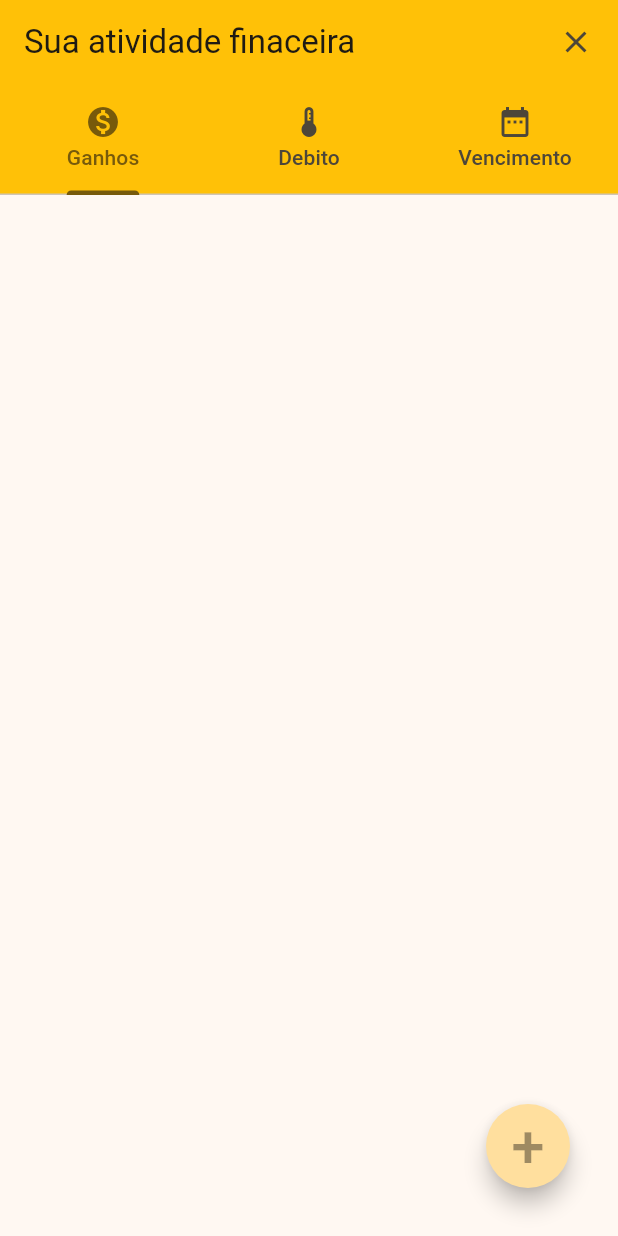
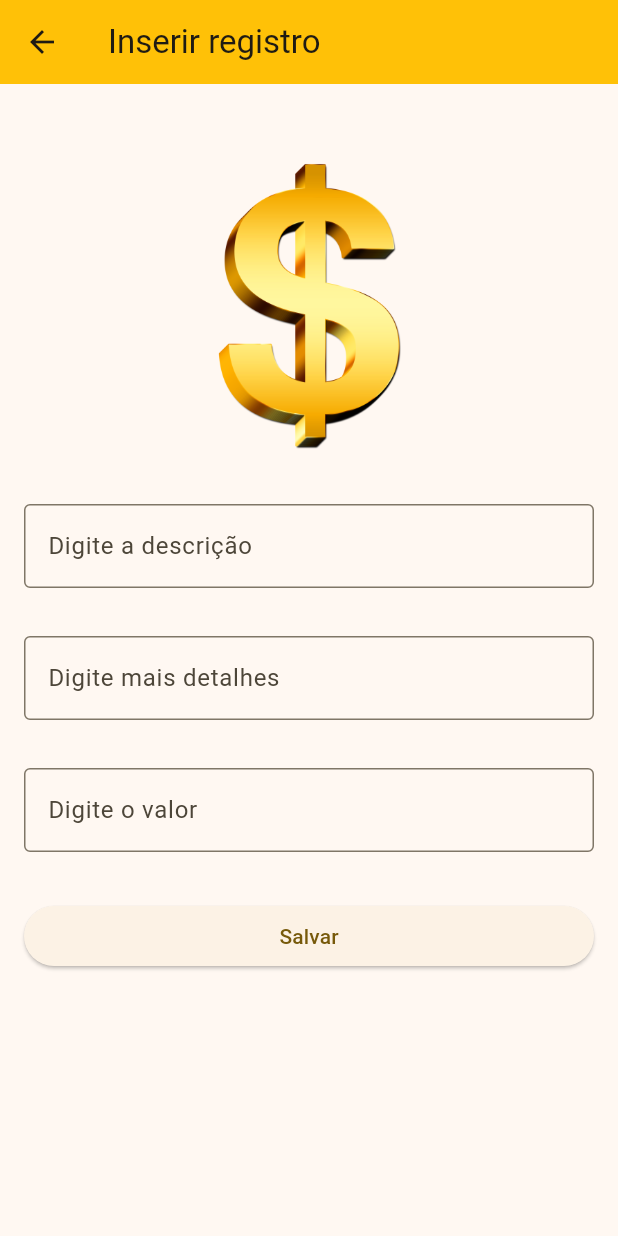
Before and after one commit to Renatofsds16/manager, a Flutter app: the Home screen opened directly, after a tap on an icon or button, on a phone screen of 412 x 824 dp. Run offline on Flutter 3.47's test engine with Material 3 defaults, Android fonts, the phone set to English and light mode, and no system bars; our stand-ins replace cloud_firestore, firebase_auth, firebase_core, firebase_storage; accounts and stored records are empty; generated files the repository leaves out were written again.

```diff
--- a/lib/abas/ganhos.dart
+++ b/lib/abas/ganhos.dart
@@ -16,8 +16,7 @@ class _GanhosState extends State<Ganhos> {
       body: ListView.builder(
         itemCount: _listaContas.length,
           itemBuilder: (context,index){
-          return ListTile(
-
+          return const ListTile(
           );
           }
       )
--- a/lib/pages/Home.dart
+++ b/lib/pages/Home.dart
@@ -3,6 +3,7 @@ import 'package:flutter/material.dart';
 import 'package:flutter/widgets.dart';
 import 'package:manager/abas/Vencimentos.dart';
 import 'package:manager/abas/debitos.dart';
+import 'package:manager/pages/inserir_dados.dart';
 
 import '../abas/ganhos.dart';
 
@@ -15,8 +16,7 @@ class Home extends StatefulWidget {
 
 class _HomeState extends State<Home> with SingleTickerProviderStateMixin {
   TabController? _tabController;
-  TextEditingController _controllerNome = TextEditingController();
-  TextEditingController _controllerDescricao = TextEditingController();
+
 
   @override
   void initState() {
@@ -57,13 +57,16 @@ class _HomeState extends State<Home> with SingleTickerProviderStateMixin {
         padding: const EdgeInsets.all(16),
         child: FloatingActionButton(
           shape: const StadiumBorder(),
-          onPressed: (){},
+          onPressed: _newDisplaY,
           child: const Text('+',
               style: TextStyle(fontSize: 40, color: Colors.black38)),
         ),
       ),
     );
   }
+  _newDisplaY(){
+    Navigator.push(context, MaterialPageRoute(builder: (context)=> const InserirDados()));
+  }
 
 
 }
--- /dev/null
+++ b/lib/pages/inserir_dados.dart
@@ -0,0 +1,88 @@
+import 'package:flutter/material.dart';
+
+import '../manage_firebase/manage_firebase.dart';
+
+class InserirDados extends StatefulWidget {
+  const InserirDados({super.key});
+
+  @override
+  State<InserirDados> createState() => _InserirDadosState();
+}
+
+class _InserirDadosState extends State<InserirDados> {
+  ManagerFirebaseFirestore _managerFirebaseFirestore = ManagerFirebaseFirestore();
+  final TextEditingController _controllerValor = TextEditingController();
+  final TextEditingController _controllerDescricao = TextEditingController();
+  final TextEditingController _controllerDetalhes = TextEditingController();
+  @override
+  Widget build(BuildContext context) {
+    return Scaffold(
+      appBar: AppBar(
+        backgroundColor: Colors.amber,
+        title: const Text('Inserir registro'),
+      ),
+      body: SingleChildScrollView(
+        child: Padding(
+          padding: const EdgeInsets.only(top: 32, bottom: 32),
+          child: Center(
+            child: Column(
+              children: [
+                Padding(
+                  padding: const EdgeInsets.all(16),
+                  child: Image.asset(
+                    'images/dollar.png',
+                    width: 200,
+                    height: 200,
+                  ),
+                ),
+                Padding(
+                  padding: const EdgeInsets.all(16),
+                  child: TextField(
+                    controller: _controllerDescricao,
+                    decoration: const InputDecoration(
+                        border: OutlineInputBorder(),
+                        labelText: 'Digite a descrição'),
+                  ),
+                ),
+                Padding(
+                  padding: const EdgeInsets.all(16),
+                  child: TextField(
+                    controller: _controllerDetalhes,
+                    decoration: const InputDecoration(
+                        border: OutlineInputBorder(),
+                        labelText: 'Digite mais detalhes'),
+                  ),
+                ),
+                Padding(
+                  padding: const EdgeInsets.all(16),
+                  child: TextField(
+                    keyboardType: TextInputType.number,
+                    controller: _controllerValor,
+                    decoration: const InputDecoration(
+                        border: OutlineInputBorder(),
+                        labelText: 'Digite o valor'),
+                  ),
+                ),
+                Row(
+                  children: [
+                    Expanded(
+                        child: Padding(
+                      padding: const EdgeInsets.all(16),
+                      child: ElevatedButton(
+                        onPressed: _salvarDados,
+                        child: const Text('Salvar'),
+                      ),
+                    ))
+                  ],
+                )
+              ],
+            ),
+          ),
+        ),
+      ),
+    );
+  }
+  _salvarDados(){
+    _managerFirebaseFirestore.saveData();
+  }
+}
```
Also changed, not shown: lib/manage_firebase/manage_firebase.dart (+20 -8 lines).
